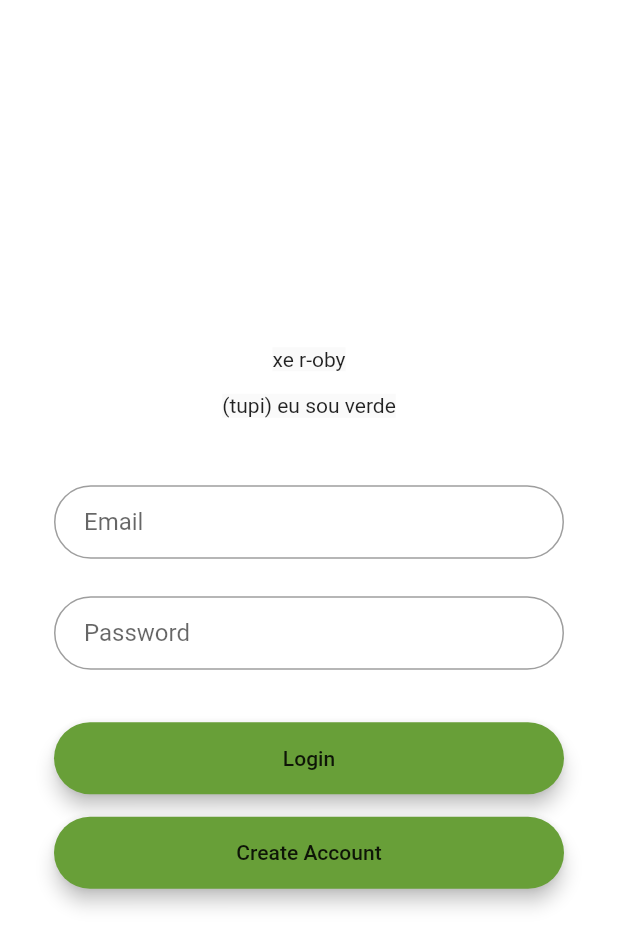
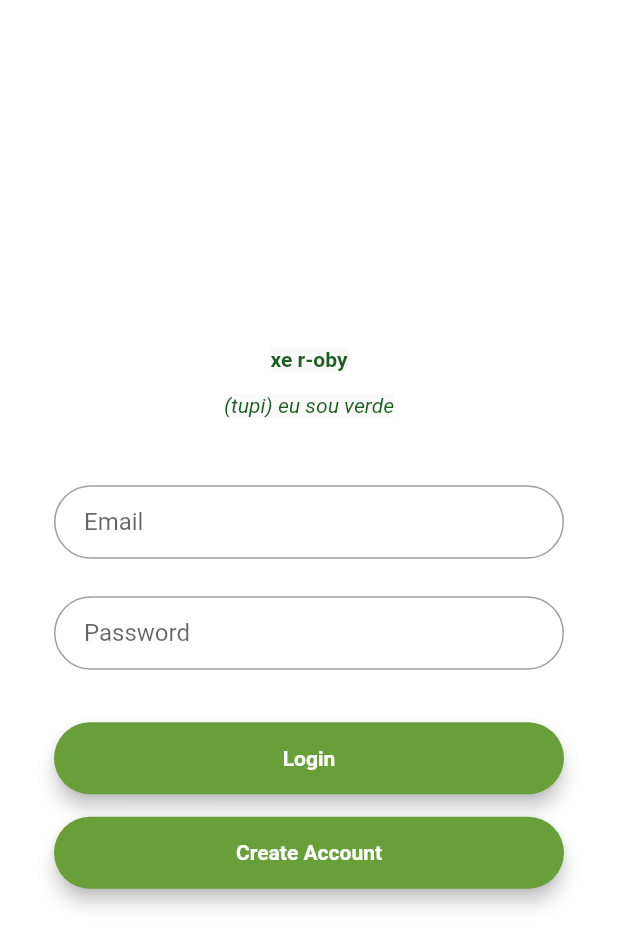
Before and after one commit to kakomarina/shehacks-xeroby, a Flutter app: the screen it shows after launch, on a phone screen of 412 x 824 dp. Shown: the top 948 px of the screen. Run offline on Flutter 3.47's test engine with Material 2 defaults, Android fonts, the light colour scheme and no system bars.

Commit message:
Tirando erros

```diff
--- a/xeroby_app/lib/main.dart
+++ b/xeroby_app/lib/main.dart
@@ -57,21 +57,20 @@ class _MyHomePageState extends State<MyHomePage> {
     final NameXeroby = Material(
       child:  Text("xe r-oby",
             textAlign: TextAlign.left,
-            style: style.copyWith(
+            style: TextStyle(
                 color: Colors.green[900], fontWeight: FontWeight.bold)
       ),
     );
     final DescriptionXeroby = Material(
       child:  Text("(tupi) eu sou verde",
           textAlign: TextAlign.left,
-          style: style.copyWith(
+          style: TextStyle(
               color: Colors.green[900], fontStyle: FontStyle.italic)
       ),
 
     );
     final emailField = TextField(
       obscureText: false,
-      style: style,
       decoration: InputDecoration(
           contentPadding: EdgeInsets.fromLTRB(20.0, 15.0, 20.0, 15.0),
           hintText: "Email",
@@ -80,7 +79,6 @@ class _MyHomePageState extends State<MyHomePage> {
     );
     final passwordField = TextField(
       obscureText: true,
-      style: style,
       decoration: InputDecoration(
           contentPadding: EdgeInsets.fromLTRB(20.0, 15.0, 20.0, 15.0),
           hintText: "Password",
@@ -88,10 +86,12 @@ class _MyHomePageState extends State<MyHomePage> {
           OutlineInputBorder(borderRadius: BorderRadius.circular(32.0))),
     );
     final loginButon = Material(
+
       elevation: 5.0,
       borderRadius: BorderRadius.circular(30.0),
       color: Colors.lightGreen[700],
       child: MaterialButton(
+
         minWidth: MediaQuery.of(context).size.width,
         padding: EdgeInsets.fromLTRB(20.0, 15.0, 20.0, 15.0),
         onPressed: () {
@@ -101,7 +101,7 @@ class _MyHomePageState extends State<MyHomePage> {
         );},
         child: Text("Login",
             textAlign: TextAlign.center,
-            style: style.copyWith(
+            style: TextStyle(
                 color: Colors.white, fontWeight: FontWeight.bold)),
       ),
     );
@@ -115,8 +115,9 @@ class _MyHomePageState extends State<MyHomePage> {
         onPressed: () {},
         child: Text("Create Account",
             textAlign: TextAlign.center,
-            style: style.copyWith(
-                color: Colors.white, fontWeight: FontWeight.bold)),
+            style: TextStyle(
+                color: Colors.white, fontWeight: FontWeight.bold)
+        ),
       ),
     );
     return Scaffold(
--- a/xeroby_app/pubspec.yaml
+++ b/xeroby_app/pubspec.yaml
@@ -49,10 +49,7 @@ flutter:
   assets:
     - Images/icon-1.png
     #   - images/a_dot_ham.jpeg
-  fonts:
-    - family: Montserrat
-      fonts:
-        - asset: asset/fonts/Montserrat-Regular.ttf
+
   #   - images/a_dot_burr.jpeg
   #   - images/a_dot_ham.jpeg
 
```
Also changed, not shown: xeroby_app/lib/meu_jardim.dart (added, +43 -0 lines).
